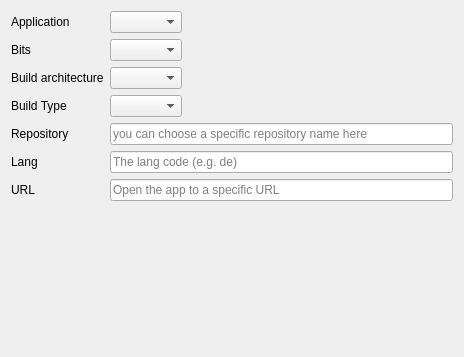
mozilla/mozregression, file gui/mozregui/ui/intro.ui: the form before one commit.
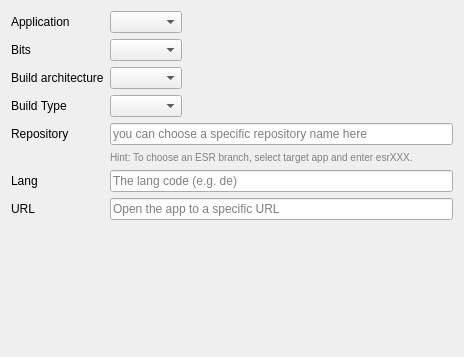
The form after the commit.

Commit message: branches: add esr branch support (bug 2048638) (#2198)

Patch:
```diff
--- a/gui/mozregui/ui/intro.ui
+++ b/gui/mozregui/ui/intro.ui
@@ -61,6 +61,16 @@
      </property>
     </widget>
    </item>
+      <item row="5" column="1">
+    <widget class="QLabel" name="repository_hint">
+     <property name="text">
+      <string>Hint: To choose an ESR branch, select target app and enter esrXXX.</string>
+     </property>
+     <property name="styleSheet">
+      <string notr="true">color: gray; font-size: 10px;</string>
+     </property>
+    </widget>
+   </item>
    <item row="4" column="0">
     <widget class="QLabel" name="repository_label">
      <property name="toolTip">
@@ -81,7 +91,7 @@
      </property>
     </widget>
    </item>
-   <item row="5" column="0">
+   <item row="6" column="0">
     <widget class="QLabel" name="lang_label">
      <property name="toolTip">
       <string>enter the code of the lang you want a build for</string>
@@ -91,7 +101,7 @@
      </property>
     </widget>
    </item>
-   <item row="5" column="1">
+   <item row="6" column="1">
     <widget class="QLineEdit" name="lang">
      <property name="toolTip">
       <string>Lang code such as he, ar, zh-TW</string>
@@ -101,7 +111,7 @@
      </property>
     </widget>
    </item>
-   <item row="6" column="0">
+   <item row="7" column="0">
     <widget class="QLabel" name="url_label">
      <property name="toolTip">
       <string>enter a URL to pass to the app</string>
@@ -111,7 +121,7 @@
      </property>
     </widget>
    </item>
-   <item row="6" column="1">
+   <item row="7" column="1">
     <widget class="QLineEdit" name="url">
      <property name="toolTip">
       <string>URL such as example.org, https://mozilla.org, about:logo</string>
```
The commit also changes 5 other files.
